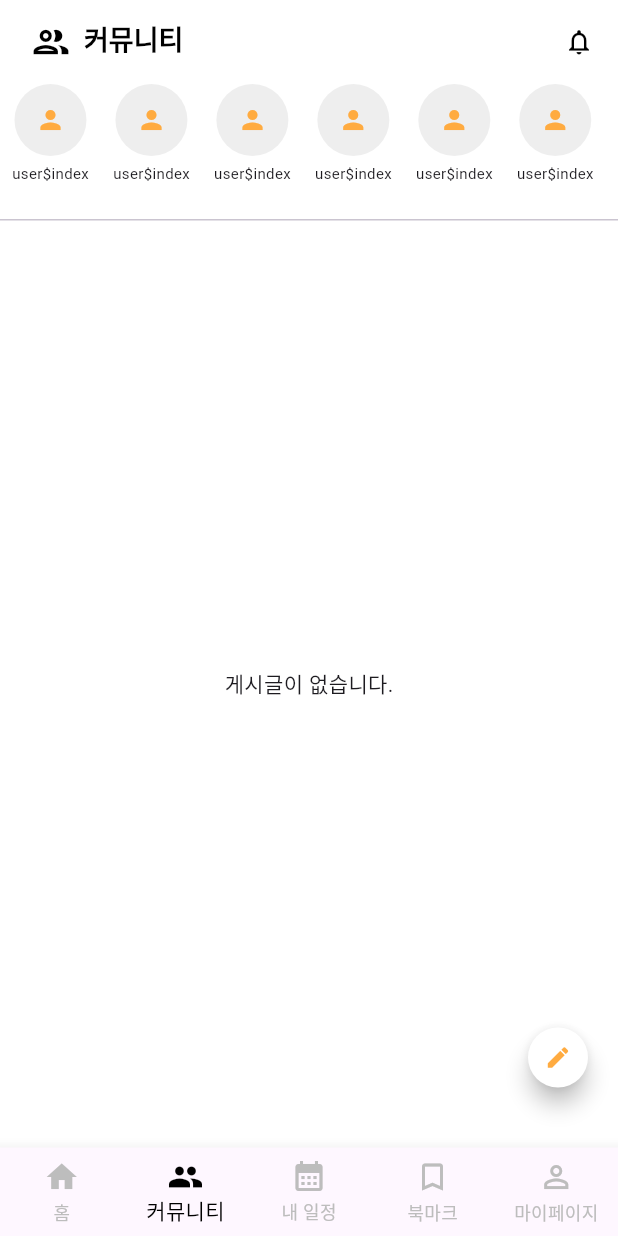
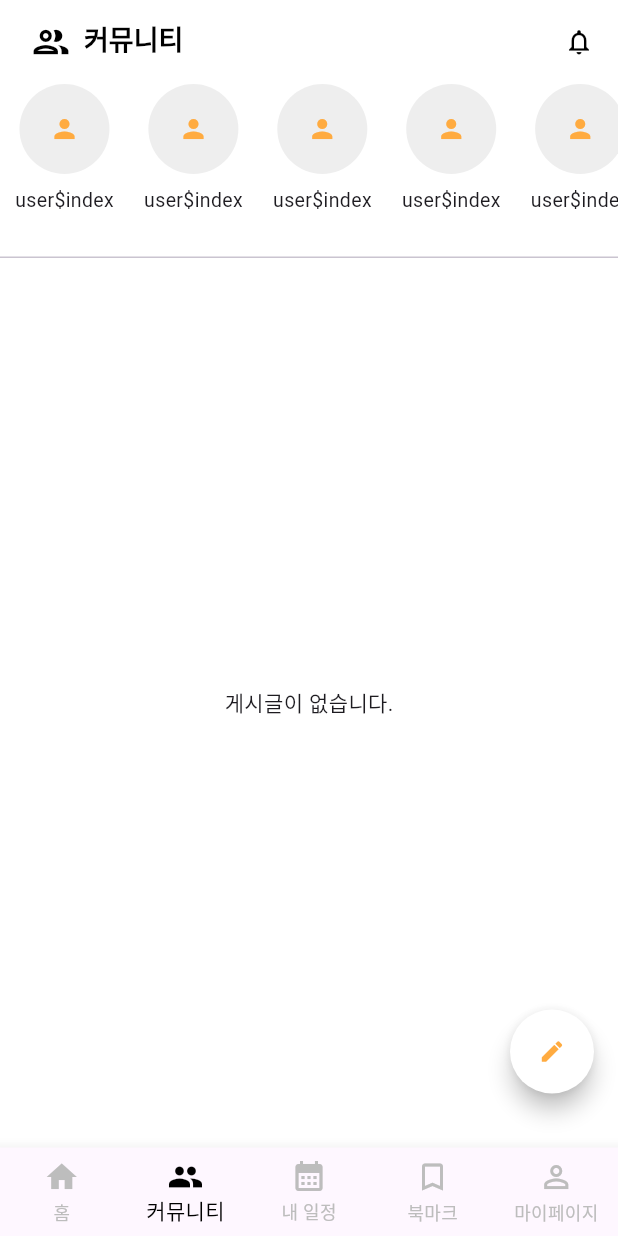
Before and after one commit to ramzxc/recking-project, a Flutter app: the CommunityHomePage screen opened by its route, on a phone screen of 412 x 824 dp. Run offline on Flutter 3.47's test engine with Material 3 defaults, Android fonts, the phone set to English and light mode, and no system bars; our stand-ins replace google_maps_flutter; missing offline and left inert: google_maps_flutter_web; network calls fail.

Commit message:
윤세민 : 상단 사용자 스토리 크기 + 글쓰기 버튼 크기 키움

```diff
--- a/frontend/lib/screens/community_page.dart
+++ b/frontend/lib/screens/community_page.dart
@@ -93,7 +93,7 @@ class _CommunityHomePageState extends State<CommunityHomePage> {
         padding: const EdgeInsets.only(bottom: 20),
         child: FloatingActionButton(
           onPressed: () {},
-          mini: true,
+          // mini: true,
           shape: const CircleBorder(),
           backgroundColor: Colors.white,
           child: const Icon(Icons.edit, size: 18, color: Colors.orangeAccent),
@@ -105,22 +105,27 @@ class _CommunityHomePageState extends State<CommunityHomePage> {
 
   Widget _buildStoryList() {
     return SizedBox(
-      height: 90,
+      //height: 90,
+      height: 115,
       child: ListView.builder(
         scrollDirection: Axis.horizontal,
         itemCount: 10,
         itemBuilder: (context, index) {
           return Padding(
-            padding: const EdgeInsets.symmetric(horizontal: 8),
+            //padding: const EdgeInsets.symmetric(horizontal: 8),
+            padding: const EdgeInsets.symmetric(horizontal: 10),
             child: Column(
               children: [
                 CircleAvatar(
-                  radius: 24,
+                  //radius: 24,
+                  radius: 30,
                   backgroundColor: Colors.grey[200],
                   child: const Icon(Icons.person, size: 20, color: Colors.orangeAccent),
                 ),
-                const SizedBox(height: 4),
-                Text('user\$index', style: const TextStyle(fontSize: 10)),
+                //const SizedBox(height: 4),
+                const SizedBox(height: 8),
+                //Text('user\$index', style: const TextStyle(fontSize: 10)),
+                Text('user\$index', style: const TextStyle(fontSize: 13)),
               ],
             ),
           );
```
